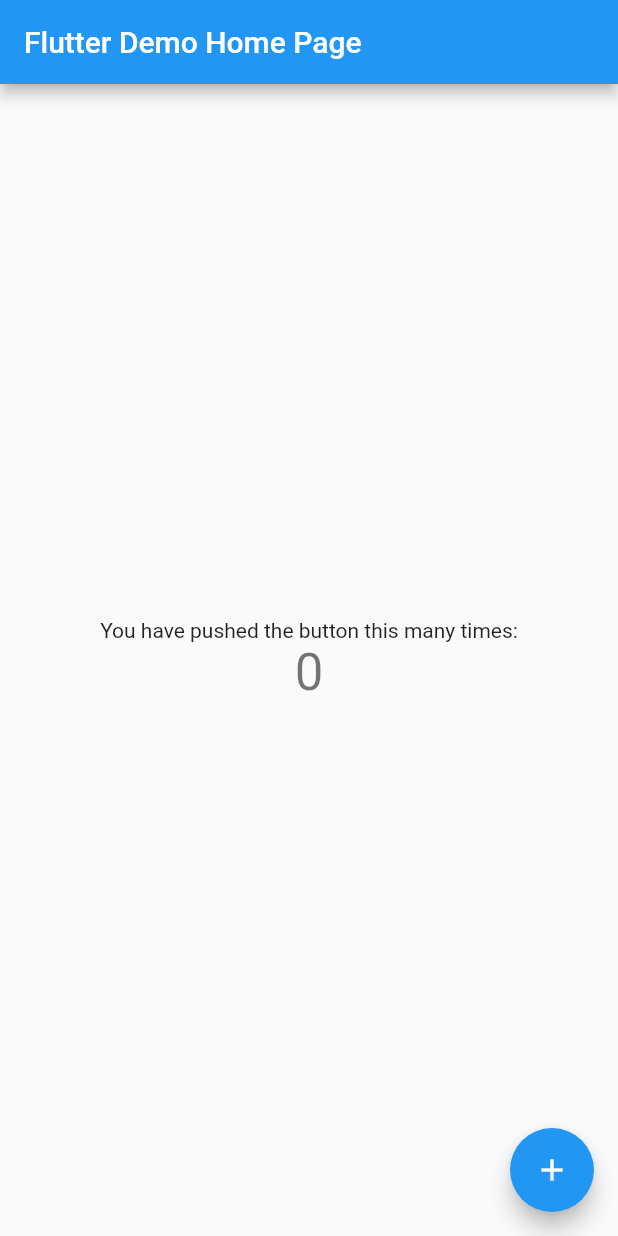
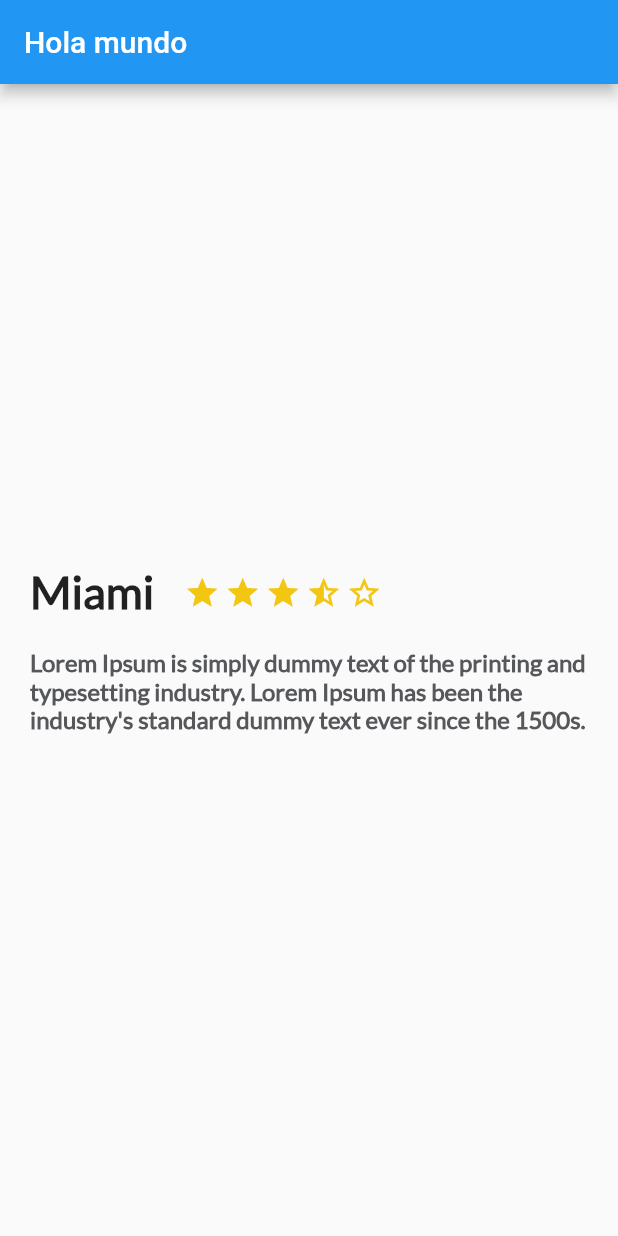
Before and after one commit to byron7cueva/platzi_trips, a Flutter app: the screen it shows after launch, on a phone screen of 412 x 824 dp. Run offline on Flutter 3.47's test engine with Material 2 defaults, Android fonts, the phone set to English and light mode, and no system bars.

Commit message:
Add description

```diff
--- /dev/null
+++ b/lib/description_place.dart
@@ -0,0 +1,99 @@
+import 'package:flutter/material.dart';
+
+class DescriptionPlace extends StatelessWidget {
+
+  String namePlace;
+  int stars;
+  String descriptionPlace;
+
+  // Constructor
+  DescriptionPlace(this.namePlace, this.stars, this.descriptionPlace);
+
+  @override
+  Widget build(BuildContext context) {
+    // TODO: implement build
+
+    final star_half = Container(
+      margin: const EdgeInsets.only(
+          top: 323.0,
+          right: 3.0
+      ),
+      child: const Icon(
+        Icons.star_half,
+        color: Color(0xFFf2C611),
+      ),
+    );
+
+    final star_border = Container(
+      margin: const EdgeInsets.only(
+          top: 323.0,
+          right: 3.0
+      ),
+      child: const Icon(
+        Icons.star_border,
+        color: Color(0xFFf2C611),
+      ),
+    );
+
+    final star = Container(
+      margin: const EdgeInsets.only(
+        top: 323.0,
+        right: 3.0
+      ),
+      child: const Icon(
+        Icons.star,
+        color: Color(0xFFf2C611),
+      ),
+    );
+
+    final description = Container(
+      margin: const EdgeInsets.only(
+        top: 20.0,
+        left: 20.0,
+        right: 20.0
+      ),
+      child: Text(descriptionPlace,
+      style: const TextStyle(
+        fontFamily: "Lato",
+        fontSize: 16.0,
+        fontWeight: FontWeight.bold,
+        color: Color(0xFF56575a)
+        ),
+      ),
+    );
+
+    final title_statics = Row(
+      children: <Widget>[
+        Container(
+          margin: const EdgeInsets.only(
+            top: 320.0,
+            left: 20.0,
+            right: 20.0
+          ),
+          child: Text(
+            namePlace,
+            style: const TextStyle(
+              fontFamily: "Lato",
+              fontSize: 30.0,
+              fontWeight: FontWeight.w900
+            ),
+            textAlign: TextAlign.left,
+          ),
+        ),
+        Row(
+          children: <Widget>[
+            star, star, star, star_half, star_border
+          ],
+        )
+      ],
+    );
+
+    return Column(
+      children: <Widget>[
+        title_statics,
+        description
+      ],
+    );
+  }
+
+}
--- a/lib/main.dart
+++ b/lib/main.dart
@@ -1,10 +1,13 @@
 import 'package:flutter/material.dart';
+import 'description_place.dart';
 
 void main() {
   runApp(const MyApp());
 }
 
 class MyApp extends StatelessWidget {
+  final descriptionDummy = "Lorem Ipsum is simply dummy text of the printing and typesetting industry. Lorem Ipsum has been the industry's standard dummy text ever since the 1500s.";
+
   const MyApp({Key? key}) : super(key: key);
 
   // This widget is the root of your application.
@@ -24,7 +27,24 @@ class MyApp extends StatelessWidget {
         // is not restarted.
         primarySwatch: Colors.blue,
       ),
-      home: const MyHomePage(title: 'Flutter Demo Home Page'),
+      // Es la parte funcional de la aplicacion, la composicion de la aplicacion
+        home: Scaffold(
+          appBar: AppBar(
+            title: const Text("Hola mundo"),
+
+          ),
+          body: DescriptionPlace("Miami", 4, descriptionDummy),
+        )
+      /*home: Scaffold(
+        appBar: AppBar(
+          title: Text("Hola mundo"),
+
+        ),
+        body: Center(
+          child: Text("Hola mundo feliz"),
+        ),
+      )*/
+      //home: const MyHomePage(title: 'Flutter Demo Home Page'),
     );
   }
 }
```
Also changed, not shown: pubspec.yaml (+4 -4 lines), fonts/Lato-Regular.ttf (added).
